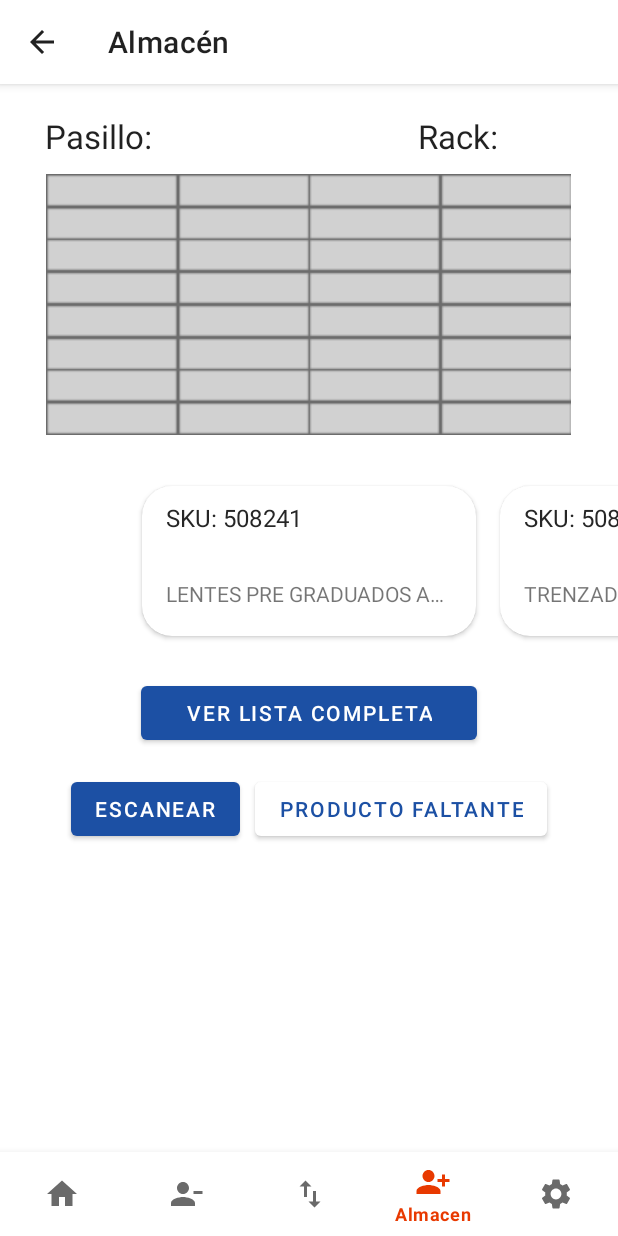
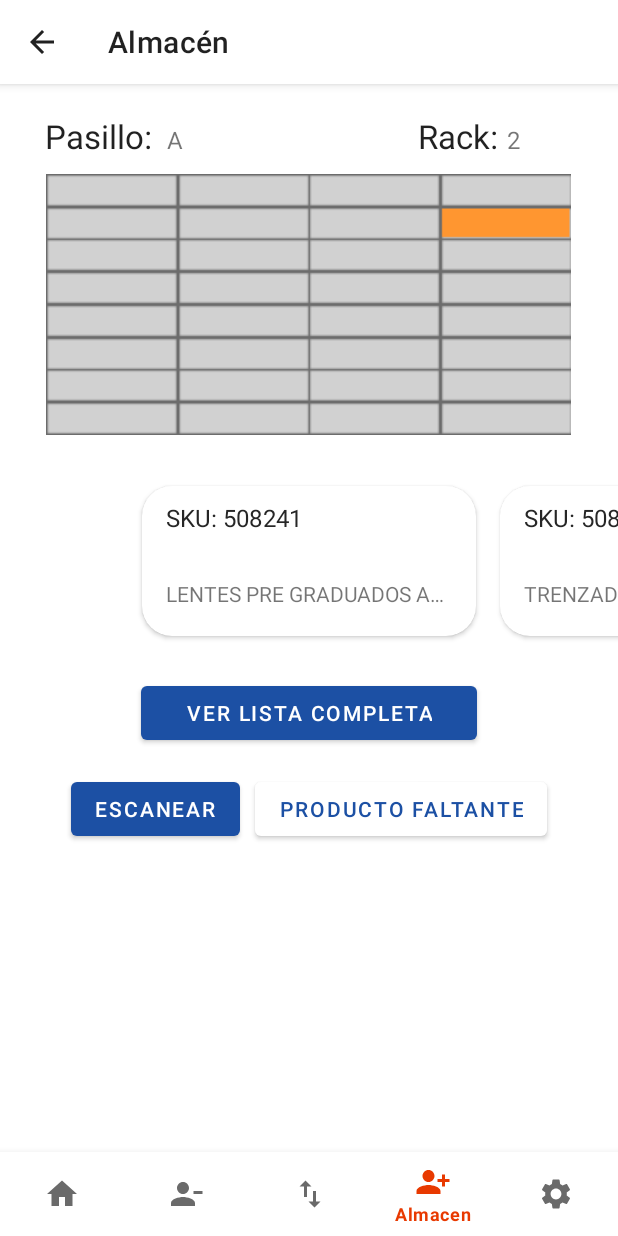
Before and after one commit to edoomm/sistema-picking-app, an Android app: the fragment PickUpFragment placed in its activity, on a phone screen of 412 x 824 dp. Run offline under Robolectric (Android 15) with nearby library versions, the phone set to English and light mode, and no system bars; libraries missing offline, so code that uses them is left out: com.google.zxing.integration; 1 statement that could not run was skipped.

Commit message:
simulacion de comportamiento de calculo de ubicaciones en pickup terminada

```diff
--- a/app/src/main/java/com/example/pickingapp/PickUpFragment.java
+++ b/app/src/main/java/com/example/pickingapp/PickUpFragment.java
@@ -1,5 +1,6 @@
 package com.example.pickingapp;
 
+import androidx.annotation.NonNull;
 import androidx.fragment.app.Fragment;
 
 import android.content.Context;
@@ -10,12 +11,15 @@ import android.view.LayoutInflater;
 import android.view.View;
 import android.view.ViewGroup;
 import android.widget.Button;
+import android.widget.ImageView;
+import android.widget.TextView;
 import android.widget.Toast;
 import com.google.zxing.integration.android.IntentIntegrator;
 import com.google.zxing.integration.android.IntentResult;
 
 import androidx.annotation.Nullable;
 import androidx.fragment.app.Fragment;
+import androidx.viewpager.widget.PagerAdapter;
 import androidx.viewpager.widget.ViewPager;
 
 import java.util.ArrayList;
@@ -60,6 +64,20 @@ public class PickUpFragment extends Fragment {
             }
         });
 
+        setViewPagerUp(view);
+
+        return view;
+    }
+
+    public void escanear_codigo ( View v ) {
+        escanear();
+    }
+
+    private void setViewPagerUp (View view) {
+        ImageView planograma = view.findViewById(R.id.imgPlanograma);
+        TextView txtPasillo = view.findViewById(R.id.txtPasillo);
+        TextView txtRack = view.findViewById(R.id.txtRack);
+
         // Creacion de card views
         models = new ArrayList<>();
         models.add(new Model("SKU: 508241", "LENTES PRE GRADUADOS AZUL", "A.01.01.02"));
@@ -71,34 +89,52 @@ public class PickUpFragment extends Fragment {
         viewPager =  (ViewPager) view.findViewById(R.id.productsPager);
         viewPager.setAdapter(adapter);
         viewPager.setPadding(130, 0, 130, 0);
-//
-//        // TODO: Cambiar imagenes de planograma
-//        // TODO: Cambiar por metodo no depreciado
-//        viewPager.setOnPageChangeListener(new ViewPager.OnPageChangeListener() {
-//            @Override
-//            public void onPageScrolled(int position, float positionOffset, int positionOffsetPixels) {
-//
-//            }
-//
-//            @Override
-//            public void onPageSelected(int position) {
-//
-//            }
-//
-//            @Override
-//            public void onPageScrollStateChanged(int state) {
-//
-//            }
-//        });
 
-        return view;
+        planograma.setImageResource(R.drawable.planograma_4_7);
+        txtPasillo.setText("A");
+        txtRack.setText("2");
+
+        // TODO: Cambiar por metodo no depreciado
+        viewPager.setOnPageChangeListener(new ViewPager.OnPageChangeListener() {
+            @Override
+            public void onPageScrolled(int position, float positionOffset, int positionOffsetPixels) {
+
+            }
+
+            @Override
+            public void onPageSelected(int position) {
+                switch (position) {
+                    case 0:
+                        planograma.setImageResource(R.drawable.planograma_4_7);
+                        txtPasillo.setText("A");
+                        txtRack.setText("2");
+                        break;
+                    case 1:
+                        planograma.setImageResource(R.drawable.planograma_2_8);
+                        txtPasillo.setText("A");
+                        txtRack.setText("2");
+                        break;
+                    case 2:
+                        planograma.setImageResource(R.drawable.planograma_1_7);
+                        txtPasillo.setText("A");
+                        txtRack.setText("3");
+                        break;
+                    default:
+                        planograma.setImageResource(R.drawable.planograma);
+                        txtPasillo.setText("");
+                        txtRack.setText("");
+                        break;
+                }
+            }
+
+            @Override
+            public void onPageScrollStateChanged(int state) {
+
+            }
+        });
     }
 
-    public void escanear_codigo ( View v ) {
-        escanear();
-    }
-
-    void escanear () {
+    private void escanear () {
         IntentIntegrator integrator = new IntentIntegrator(this.getActivity());
         integrator.setCaptureActivity(CapturaAuxiliar.class);
         integrator.setOrientationLocked(true);
--- a/app/src/main/res/layout/fragment_pick_up.xml
+++ b/app/src/main/res/layout/fragment_pick_up.xml
@@ -17,14 +17,32 @@
         android:textAppearance="@style/TextAppearance.AppCompat.Large" />
 
     <TextView
+        android:id="@+id/txtPasillo"
+        android:textSize="16dp"
+        android:layout_toRightOf="@+id/textView1"
+        android:layout_marginTop="26dp"
+        android:layout_marginLeft="10dp"
+        android:layout_width="wrap_content"
+        android:layout_height="wrap_content" />
+
+    <TextView
         android:id="@+id/textView2"
         android:layout_width="wrap_content"
         android:layout_height="wrap_content"
         android:layout_alignParentRight="true"
+        android:layout_marginTop="20dp"
         android:layout_marginRight="80dp"
-        android:layout_marginTop="20dp"
         android:text="Rack:"
         android:textAppearance="@style/TextAppearance.AppCompat.Large" />
+
+    <TextView
+        android:id="@+id/txtRack"
+        android:textSize="16dp"
+        android:layout_toLeftOf="@+id/textView2"
+        android:layout_marginTop="26dp"
+        android:layout_marginRight="-68dp"
+        android:layout_width="wrap_content"
+        android:layout_height="wrap_content" />
 
     <ImageView
         android:id="@+id/imgPlanograma"
```
Also changed, not shown: app/src/main/res/drawable-v24/planograma_1_7.png (added), app/src/main/res/drawable-v24/planograma_2_8.png (added), app/src/main/res/drawable-v24/planograma_4_7.png (added).
